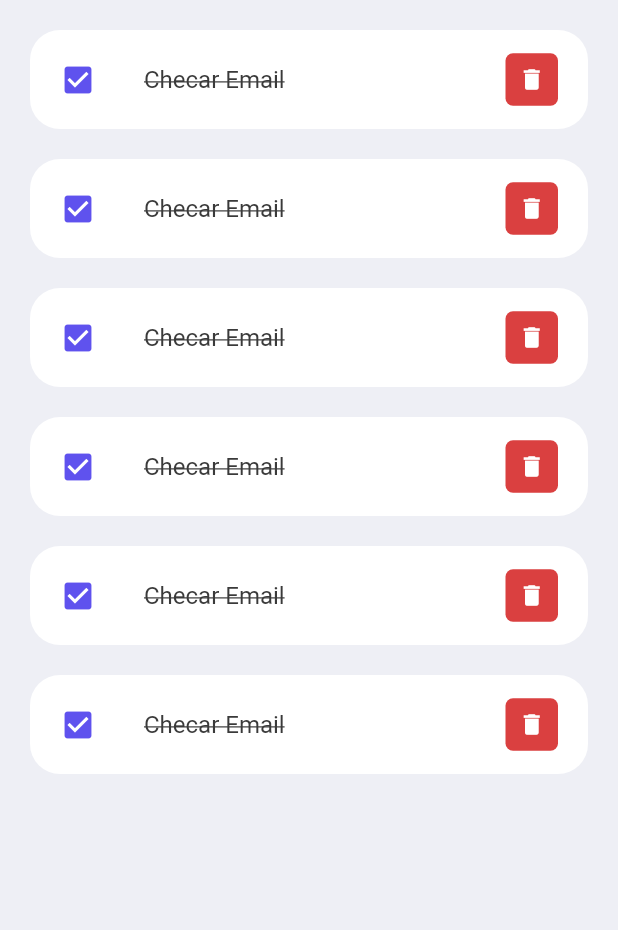
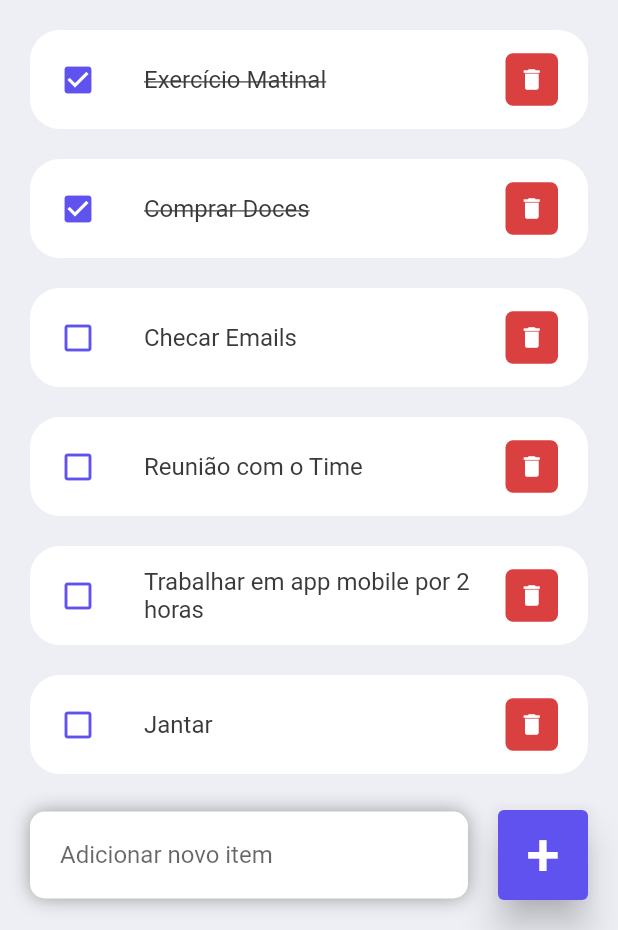
Before and after one commit to RodrigoSouzaCamelo/to-do-app-flutter, a Flutter app: the screen it shows after launch, on a phone screen of 412 x 824 dp, the part 306-1236 px from its top. Run offline on Flutter 3.47's test engine with Material 2 defaults, Android fonts, the phone set to English and light mode, and no system bars.

Commit message:
App's layout finalization

```diff
--- a/lib/models/todo.dart
+++ b/lib/models/todo.dart
@@ -1,4 +1,18 @@
 class ToDo {
   String? id;
+  String? title;
+  bool isDone;
 
+  ToDo({this.id, this.title, this.isDone = false});
+
+  static List<ToDo> toDoList() {
+    return [
+      ToDo(id: '01', title: 'Exercício Matinal', isDone: true),
+      ToDo(id: '02', title: 'Comprar Doces', isDone: true),
+      ToDo(id: '03', title: 'Checar Emails'),
+      ToDo(id: '04', title: 'Reunião com o Time'),
+      ToDo(id: '05', title: 'Trabalhar em app mobile por 2 horas'),
+      ToDo(id: '06', title: 'Jantar'),
+    ];
+  }
 }
--- a/lib/screens/home.dart
+++ b/lib/screens/home.dart
@@ -1,17 +1,22 @@
 import 'package:flutter/material.dart';
 import 'package:to_do_app/constants/colors.dart';
+import 'package:to_do_app/models/todo.dart';
 import 'package:to_do_app/widgets/todo_item.dart';
 
 class Home extends StatelessWidget {
-  const Home({Key? key}) : super(key: key);
+  Home({Key? key}) : super(key: key);
+
+  final toDoList = ToDo.toDoList();
 
   @override
   Widget build(BuildContext context) {
     return Scaffold(
       backgroundColor: tdBGColor,
       appBar: _buildAppBar(),
-      body: Container(
-        padding: EdgeInsets.symmetric(horizontal: 20, vertical: 15),
+      body: Stack(
+        children: [
+          Container(
+            padding: const EdgeInsets.symmetric(horizontal: 20, vertical: 15),
             child: Column(
               children: [
                 searchBox(),
@@ -19,8 +24,8 @@ class Home extends StatelessWidget {
                   child: ListView(
                     children: [
                       Container(
-                    margin: EdgeInsets.only(top: 50, bottom: 20),
-                    child: Text(
+                        margin: const EdgeInsets.only(top: 50, bottom: 20),
+                        child: const Text(
                           'Todos',
                           style: TextStyle(
                             fontSize: 30,
@@ -28,24 +33,78 @@ class Home extends StatelessWidget {
                           ),
                         ),
                       ),
-                  ToDoItem(),
-                  ToDoItem(),
-                  ToDoItem(),
-                  ToDoItem(),
-                  ToDoItem(),
-                  ToDoItem(),
+                      for (ToDo todo in toDoList)
+                        ToDoItem(
+                          toDo: todo,
+                        )
                     ],
                   ),
                 )
               ],
             ),
           ),
+          Align(
+            alignment: Alignment.bottomCenter,
+            child: Row(
+              children: [
+                Expanded(
+                  child: Container(
+                    margin: const EdgeInsets.only(
+                      bottom: 20,
+                      right: 20,
+                      left: 20,
+                    ),
+                    padding: const EdgeInsets.symmetric(
+                      horizontal: 20,
+                      vertical: 5,
+                    ),
+                    decoration: BoxDecoration(
+                      color: Colors.white,
+                      boxShadow: const [
+                        BoxShadow(
+                          color: Colors.grey,
+                          offset: Offset(0.0, 0.0),
+                          blurRadius: 10.0,
+                          spreadRadius: 0.0,
+                        ),
+                      ],
+                      borderRadius: BorderRadius.circular(10),
+                    ),
+                    child: const TextField(
+                      decoration: InputDecoration(
+                          hintText: 'Adicionar novo item',
+                          border: InputBorder.none),
+                    ),
+                  ),
+                ),
+                Container(
+                  margin: EdgeInsets.only(bottom: 20, right: 20),
+                  child: ElevatedButton(
+                    onPressed: (){},
+                    style: ElevatedButton.styleFrom(
+                      backgroundColor: tdBlue,
+                      minimumSize: const Size(60, 60),
+                      elevation: 10
+                    ),
+                    child: const Text(
+                      '+',
+                      style: TextStyle(
+                        fontSize: 40,
+                      ),
+                    ),
+                  ),
+                )
+              ],
+            ),
+          )
+        ],
+      ),
     );
   }
 
   Container searchBox() {
     return Container(
-      padding: EdgeInsets.symmetric(horizontal: 15),
+      padding: const EdgeInsets.symmetric(horizontal: 15),
       decoration: BoxDecoration(
         color: Colors.white,
         borderRadius: BorderRadius.circular(20),
@@ -76,12 +135,12 @@ class Home extends StatelessWidget {
       title: Row(
         mainAxisAlignment: MainAxisAlignment.spaceBetween,
         children: [
-          Icon(
+          const Icon(
             Icons.menu,
             color: tdBlack,
             size: 30,
           ),
-          Container(
+           SizedBox(
             width: 40,
             height: 40,
             child: ClipRRect(
--- a/lib/widgets/todo_item.dart
+++ b/lib/widgets/todo_item.dart
@@ -1,8 +1,11 @@
 import 'package:flutter/material.dart';
 import 'package:to_do_app/constants/colors.dart';
+import 'package:to_do_app/models/todo.dart';
 
 class ToDoItem extends StatelessWidget {
-  const ToDoItem({Key? key}) : super(key: key);
+  final ToDo toDo;
+
+  const ToDoItem({Key? key, required this.toDo}) : super(key: key);
 
   @override
   Widget build(BuildContext context) {
@@ -20,13 +23,16 @@ class ToDoItem extends StatelessWidget {
           vertical: 5,
         ),
         tileColor: Colors.white,
-        leading: const Icon(Icons.check_box, color: tdBlue),
-        title: const Text(
-          'Checar Email',
+        leading: Icon(
+          toDo.isDone ? Icons.check_box : Icons.check_box_outline_blank,
+          color: tdBlue,
+        ),
+        title: Text(
+          toDo.title!,
           style: TextStyle(
             fontSize: 16,
             color: tdBlack,
-            decoration: TextDecoration.lineThrough,
+            decoration: toDo.isDone ? TextDecoration.lineThrough : null,
           ),
         ),
         trailing: Container(
```
Lines whose indentation alone changed are shown as unchanged.
